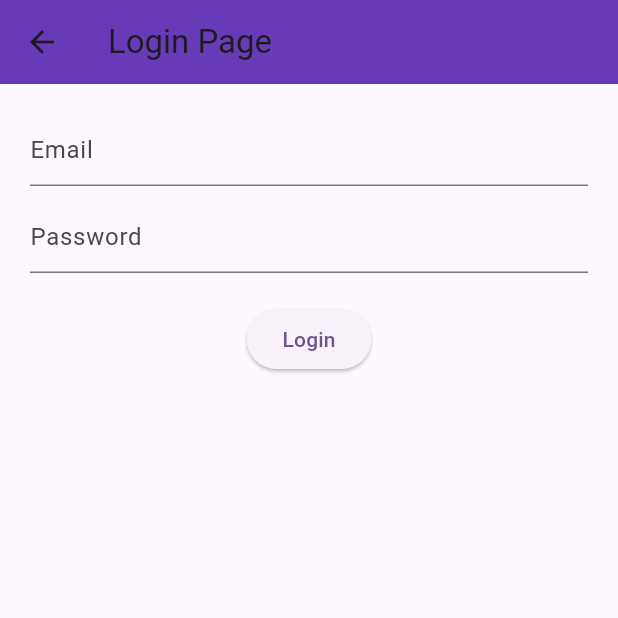
After one commit to M-joy-hossain/galaxy_explorer, a Flutter app: the Login screen opened directly, after a tap on "Login", on a phone screen of 412 x 824 dp, the top half of it. The commit adds this screen. Run offline on Flutter 3.47's test engine with Material 3 defaults, Android fonts, the phone set to English and light mode, and no system bars; our stand-ins replace animate_do, audioplayers, firebase_auth, firebase_core, fl_chart, lottie and 3 more; accounts and stored records are empty; network calls fail.

Commit message:
add login screen

```diff
--- /dev/null
+++ b/lib/Authentication/login.dart
@@ -0,0 +1,66 @@
+import 'package:flutter/material.dart';
+import 'package:firebase_auth/firebase_auth.dart'; // Eita add kora chhilo na
+
+// Class ta StatefulWidget hote hobe, karon ekhane Controllers ache
+class Login extends StatefulWidget {
+  const Login({super.key});
+
+  @override
+  State<Login> createState() => _LoginState();
+}
+
+class _LoginState extends State<Login> {
+  // TextEditingController gulo ekhane thakbe
+  final TextEditingController email = TextEditingController();
+  final TextEditingController password = TextEditingController();
+
+  // Sign In Function
+  signIn() async {
+    try {
+      await FirebaseAuth.instance.signInWithEmailAndPassword(
+        email: email.text.trim(), // trim() dile extra space thakbe na
+        password: password.text,
+      );
+    } catch (e) {
+      // Error hole ekhane show korbe
+      debugPrint("Login Error: $e");
+    }
+  }
+
+  @override
+  Widget build(BuildContext context) {
+    return Scaffold(
+      appBar: AppBar(
+        title: const Text("Login Page"),
+        backgroundColor: Colors.deepPurple,
+        elevation: 0,
+      ),
+      body: Padding(
+        padding: const EdgeInsets.all(20.0), // Dekhte bhalo lagar jonno padding
+        child: Column(
+          children: [
+            TextField(
+              controller: email,
+              decoration: const InputDecoration(
+                hintText: "Email",
+              ),
+            ),
+            const SizedBox(height: 10), // Gap deyar jonno
+            TextField(
+              controller: password,
+              obscureText: true, // Password lukiye rakhar jonno
+              decoration: const InputDecoration(
+                hintText: "Password",
+              ),
+            ),
+            const SizedBox(height: 20),
+            ElevatedButton(
+              onPressed: signIn, // Sorasori function call kora jay
+              child: const Text("Login"),
+            )
+          ],
+        ),
+      ),
+    );
+  }
+}
--- /dev/null
+++ b/lib/Authentication/wrapper.dart
@@ -0,0 +1,40 @@
+import 'package:firebase_auth/firebase_auth.dart';
+import 'package:flutter/material.dart';
+import 'package:galaxy_explorer/onboarding_screen.dart';
+import 'package:galaxy_explorer/Authentication/login.dart';
+// Apnar home page ebong login page-er import gulo niche add koren
+// import 'package:galaxy_explorer/home_page.dart';
+// import 'package:galaxy_explorer/login_page.dart';
+
+class Wrapper extends StatelessWidget {
+  const Wrapper({super.key});
+
+  @override
+  Widget build(BuildContext context) {
+    return Scaffold(
+      body: StreamBuilder<User?>(
+        // Firebase authentication er state check korbe
+        stream: FirebaseAuth.instance.authStateChanges(),
+        builder: (context, snapshot) {
+          // Connection check korar jonno (optional kintu bhalo)
+          if (snapshot.connectionState == ConnectionState.waiting) {
+            return const Center(child: CircularProgressIndicator());
+          }
+
+          // User jodi login kora thake (data thakle)
+          if (snapshot.hasData) {
+            return onboarding_screen();
+            //const Center(child: Text("Home Page (Replace with your HomePage class)"));
+            // return const HomePage(); // Ekhane apnar HomePage call koren
+          }
+          // User login na thakle
+          else {
+            return Login(); // Ekhane apnar LoginPage call koren
+            //const Center(child: Text("Login Page (Replace with your LoginPage class)"));
+            // return const LoginPage(); // Ekhane apnar LoginPage call koren
+          }
+        },
+      ),
+    );
+  }
+}
```
Also changed, not shown: lib/main.dart (line endings or trailing spaces).
